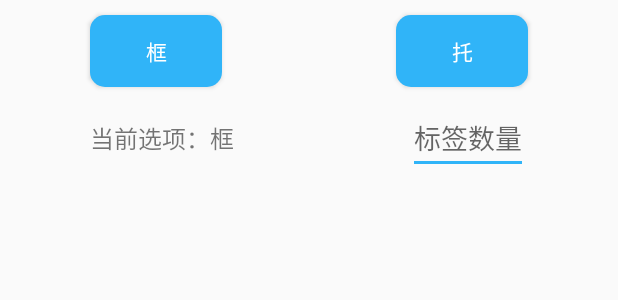
After one commit to yhmatg/H600Demo, an Android app: the layout fragment_initdata_layout.xml on its own in the app's theme, with its tools: preview values and no code run, on a phone screen of 412 x 824 dp. The commit adds this screen. Shown: the top 300 px of the screen. Run offline under Robolectric (Android 15) with nearby library versions, the phone set to English and light mode, and no system bars.

Commit message:
add InitDataFragment

```diff
--- a/app/build.gradle
+++ b/app/build.gradle
@@ -46,4 +46,5 @@ dependencies {
     implementation 'com.squareup.okhttp3:okhttp:3.9.0'
     implementation 'com.squareup.okhttp3:logging-interceptor:3.9.0'
     implementation 'com.squareup.retrofit2:adapter-rxjava2:2.3.0'
+    implementation 'org.greenrobot:eventbus:3.1.1'
 }
--- a/app/src/main/java/com/android/uhfdemo/MainActivity.java
+++ b/app/src/main/java/com/android/uhfdemo/MainActivity.java
@@ -55,7 +55,7 @@ public class MainActivity extends AppCompatActivity {
         super.onCreate(savedInstanceState);
         setContentView(R.layout.activity_main);
         unBinder = ButterKnife.bind(this);
-        //initRfid();
+        initRfid();
         initDataAndView();
     }
 
@@ -81,7 +81,7 @@ public class MainActivity extends AppCompatActivity {
         }
         //将手持机手柄出发动作改为uhf
         SystemProperties.set("persist.sys.PistolKey", "uhf");
-
+        UhfApplication.setDriver(driver);
     }
 
     private void initDataAndView() {
--- a/app/src/main/java/com/android/uhfdemo/njdemo/parambean/WriteTagInfoParam.java
+++ b/app/src/main/java/com/android/uhfdemo/njdemo/parambean/WriteTagInfoParam.java
@@ -19,4 +19,9 @@ public class WriteTagInfoParam {
     public void setNum(String num) {
         this.num = num;
     }
+
+    public WriteTagInfoParam(String flg, String num) {
+        this.flg = flg;
+        this.num = num;
+    }
 }
--- a/app/src/main/java/com/android/uhfdemo/njdemo/ui/HandleDataFragment.java
+++ b/app/src/main/java/com/android/uhfdemo/njdemo/ui/HandleDataFragment.java
@@ -115,6 +115,7 @@ public class HandleDataFragment extends BaseFragment {
         soundId = soundPool.load(mainActivity, R.raw.barcodebeep, 1);
         mListView.setLayoutManager(new LinearLayoutManager(mainActivity));
         adapter = new EpcItemAdapter(tagList, mainActivity);
+        mListView.setAdapter(adapter);
         handler = new Handler() {
             @Override
             public void handleMessage(Message msg) {
--- /dev/null
+++ b/app/src/main/res/layout/fragment_initdata_layout.xml
@@ -0,0 +1,56 @@
+<?xml version="1.0" encoding="utf-8"?>
+<RelativeLayout xmlns:android="http://schemas.android.com/apk/res/android"
+    android:layout_width="match_parent"
+    android:layout_height="match_parent">
+
+    <Button
+        android:id="@+id/bt_k"
+        android:layout_width="wrap_content"
+        android:layout_height="wrap_content"
+        android:layout_marginStart="60dp"
+        android:layout_marginTop="10dp"
+        android:background="@drawable/button_background"
+        android:text="@string/k_str"
+        android:textColor="@color/white" />
+
+    <Button
+        android:id="@+id/bt_t"
+        android:layout_width="wrap_content"
+        android:layout_height="wrap_content"
+        android:layout_alignParentEnd="true"
+        android:layout_marginTop="10dp"
+        android:layout_marginEnd="60dp"
+        android:background="@drawable/button_background"
+        android:text="@string/t_str"
+        android:textColor="@color/white" />
+
+
+    <TextView
+        android:id="@+id/tv_current_box"
+        android:layout_width="wrap_content"
+        android:layout_height="wrap_content"
+        android:layout_below="@+id/bt_k"
+        android:layout_alignTop="@+id/et_tag_num"
+        android:layout_alignBottom="@+id/et_tag_num"
+        android:layout_marginStart="60dp"
+        android:gravity="center"
+        android:text="当前选项：框"
+        android:textSize="16sp" />
+
+    <EditText
+        android:id="@+id/et_tag_num"
+        android:layout_width="wrap_content"
+        android:layout_height="wrap_content"
+        android:layout_below="@+id/bt_k"
+        android:layout_alignParentEnd="true"
+        android:layout_marginTop="10dp"
+        android:layout_marginEnd="60dp"
+        android:hint="@string/tag_nums" />
+
+    <android.support.v7.widget.RecyclerView
+        android:id="@+id/rv_write_epcs"
+        android:layout_width="match_parent"
+        android:layout_height="match_parent"
+        android:layout_below="@+id/et_tag_num"
+        android:layout_marginTop="10dp" />
+</RelativeLayout>
--- a/app/src/main/res/values/strings.xml
+++ b/app/src/main/res/values/strings.xml
@@ -99,4 +99,7 @@
     <string name="export_inventory">导出</string>
     <string name="des_str">注销</string>
     <string name="return_str">归还</string>
+    <string name="k_str">框</string>
+    <string name="t_str">托</string>
+    <string name="tag_nums">标签数量</string>
 </resources>
```
Also changed, not shown: app/src/main/java/com/android/uhfdemo/UhfApplication.java (+11 -0 lines), app/src/main/java/com/android/uhfdemo/njdemo/ui/InitDataFragment.java (+69 -97 lines), app/src/main/java/com/android/uhfdemo/njdemo/ui/WriteEpcBean.java (added, +55 -0 lines), app/src/main/java/com/android/uhfdemo/njdemo/ui/WriteEpcItemAdapter.java (added, +66 -0 lines), app/src/main/res/layout/write_epc_item_layout.xml (added, +33 -0 lines).
